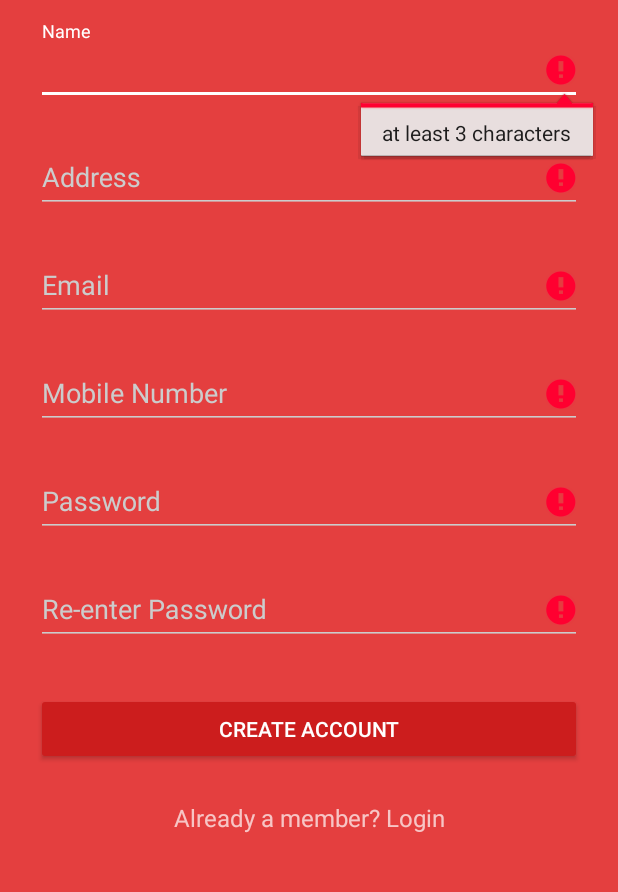
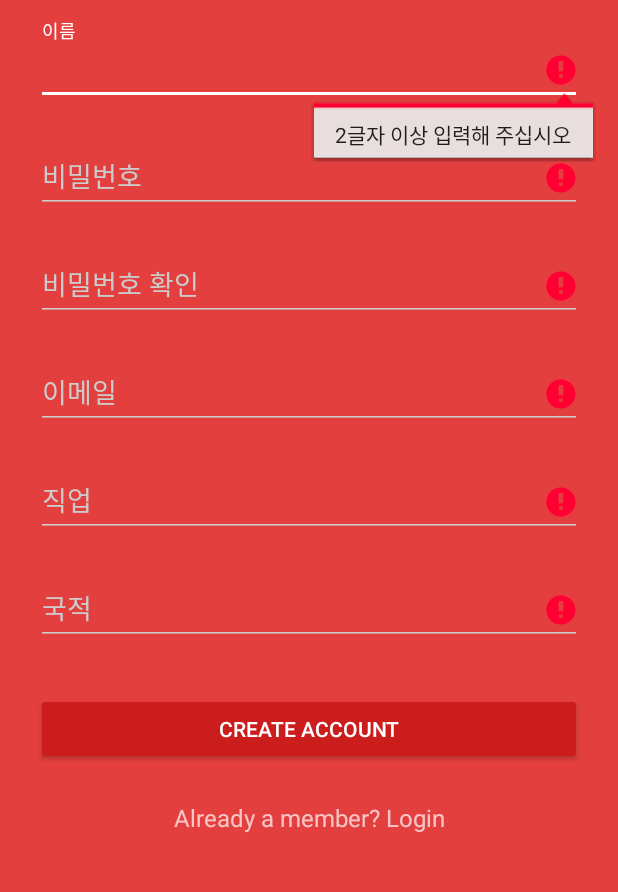
Before and after one commit to scadasystems/WAFT, an Android app: the SignupActivity screen opened directly, with no data from a screen before it, after a tap on "CREATE ACCOUNT", on a phone screen of 412 x 824 dp, the part 219-1111 px from its top. Run offline under Robolectric (Android 15) with nearby library versions, the light colour scheme and no system bars.

Commit message:
회원가입 레이아웃 변경 -> 영어=>한글

```diff
--- a/app/src/main/java/org/lulzm/waft/SignupActivity.java
+++ b/app/src/main/java/org/lulzm/waft/SignupActivity.java
@@ -15,11 +15,11 @@ import android.widget.Toast;
 public class SignupActivity extends AppCompatActivity {
     private static final String TAG = "SignupActivity";
     private android.widget.EditText edtname;
+    private android.widget.EditText edtpw;
+    private android.widget.EditText edtrepw;
+    private android.widget.EditText edtemail;
+    private android.widget.EditText edtjop;
     private android.widget.EditText edtaddress;
-    private android.widget.EditText edtemail;
-    private android.widget.EditText edtmobile;
-    private android.widget.EditText edtpassword;
-    private android.widget.EditText edtreEnterPassword;
     private android.support.v7.widget.AppCompatButton btnsignup;
     private android.widget.TextView tvlogin;
 
@@ -30,12 +30,12 @@ public class SignupActivity extends AppCompatActivity {
 
         this.tvlogin = (TextView) findViewById(R.id.tv_login);
         this.btnsignup = (AppCompatButton) findViewById(R.id.btn_signup);
-        this.edtreEnterPassword = (EditText) findViewById(R.id.edt_reEnterPassword);
-        this.edtpassword = (EditText) findViewById(R.id.edt_password);
-        this.edtmobile = (EditText) findViewById(R.id.edt_mobile);
+        this.edtname = (EditText) findViewById(R.id.edt_name);
+        this.edtpw = (EditText) findViewById(R.id.edt_pw);
+        this.edtrepw = (EditText) findViewById(R.id.edt_repw);
         this.edtemail = (EditText) findViewById(R.id.edt_email);
+        this.edtjop = (EditText) findViewById(R.id.edt_jop);
         this.edtaddress = (EditText) findViewById(R.id.edt_address);
-        this.edtname = (EditText) findViewById(R.id.edt_name);
 
         btnsignup.setOnClickListener(new View.OnClickListener() {
             @Override
@@ -73,11 +73,11 @@ public class SignupActivity extends AppCompatActivity {
         progressDialog.show();
 
         String name = edtname.getText().toString();
-        String address = edtaddress.getText().toString();
+        String pw = edtpw.getText().toString();
+        String repw = edtrepw.getText().toString();
         String email = edtemail.getText().toString();
-        String mobile = edtmobile.getText().toString();
-        String password = edtpassword.getText().toString();
-        String reEnterPassword = edtreEnterPassword.getText().toString();
+        String jop = edtjop.getText().toString();
+        String country = edtaddress.getText().toString();
 
         // TODO: Implement your own signup logic here.
 
@@ -109,54 +109,55 @@ public class SignupActivity extends AppCompatActivity {
         boolean valid = true;
 
         String name = edtname.getText().toString();
+        String pw = edtpw.getText().toString();
+        String repw = edtrepw.getText().toString();
+        String email = edtemail.getText().toString();
+        String jop = edtjop.getText().toString();
         String address = edtaddress.getText().toString();
-        String email = edtemail.getText().toString();
-        String mobile = edtmobile.getText().toString();
-        String password = edtpassword.getText().toString();
-        String reEnterPassword = edtreEnterPassword.getText().toString();
-
-        if (name.isEmpty() || name.length() < 3) {
-            edtname.setError("at least 3 characters");
+        //name
+        if (name.isEmpty() || name.length() < 2) {
+            edtname.setError("2글자 이상 입력해 주십시오");
             valid = false;
         } else {
             edtname.setError(null);
         }
-
+        //pw
+        if (pw.isEmpty() || pw.length() < 8 || pw.length() > 10) {
+            edtpw.setError("영숫자 8 ~ 10자 사이");
+            valid = false;
+        } else {
+            edtpw.setError(null);
+        }
+        //repw
+        if (repw.isEmpty() || repw.length() < 8 || repw.length() > 10 || !(repw.equals(jop))) {
+            edtrepw.setError("비밀번호가 맞지 않습니다");
+            valid = false;
+        } else {
+            edtrepw.setError(null);
+        }
+        //email
+        if (email.isEmpty() || !Patterns.EMAIL_ADDRESS.matcher(email).matches()) {
+            edtemail.setError("올바른 이메일 주소를 입력하십시오");
+            valid = false;
+        } else {
+            edtemail.setError(null);
+        }
+        // jop
+        if (jop.isEmpty() || jop.length() < 2) {
+            edtjop.setError("2글자 이상 입력해 주십시오");
+            valid = false;
+        } else {
+            edtjop.setError(null);
+        }
+        //Address
         if (address.isEmpty()) {
-            edtaddress.setError("Enter Valid Address");
+            edtaddress.setError("올바른 국적를 입력하십시오");
             valid = false;
         } else {
             edtaddress.setError(null);
         }
 
 
-        if (email.isEmpty() || !Patterns.EMAIL_ADDRESS.matcher(email).matches()) {
-            edtemail.setError("enter a valid email address");
-            valid = false;
-        } else {
-            edtemail.setError(null);
-        }
-
-        if (mobile.isEmpty() || mobile.length()!=10) {
-            edtmobile.setError("Enter Valid Mobile Number");
-            valid = false;
-        } else {
-            edtmobile.setError(null);
-        }
-
-        if (password.isEmpty() || password.length() < 4 || password.length() > 10) {
-            edtpassword.setError("between 4 and 10 alphanumeric characters");
-            valid = false;
-        } else {
-            edtpassword.setError(null);
-        }
-
-        if (reEnterPassword.isEmpty() || reEnterPassword.length() < 4 || reEnterPassword.length() > 10 || !(reEnterPassword.equals(password))) {
-            edtreEnterPassword.setError("Password Do not match");
-            valid = false;
-        } else {
-            edtreEnterPassword.setError(null);
-        }
 
         return valid;
     }
--- a/app/src/main/res/layout/activity_signup.xml
+++ b/app/src/main/res/layout/activity_signup.xml
@@ -31,7 +31,7 @@
                 android:layout_width="match_parent"
                 android:layout_height="wrap_content"
                 android:inputType="textPersonName"
-                      android:hint="Name" />
+                android:hint="이름"/>
         </android.support.design.widget.TextInputLayout>
 
         <!-- Address Label -->
@@ -40,11 +40,11 @@
             android:layout_height="wrap_content"
             android:layout_marginTop="8dp"
             android:layout_marginBottom="8dp">
-            <EditText android:id="@+id/edt_address"
+            <EditText android:id="@+id/edt_pw"
                 android:layout_width="match_parent"
                 android:layout_height="wrap_content"
-                      android:inputType="textPostalAddress"
-                      android:hint="Address" />
+                android:inputType="textPassword"
+                android:hint="비밀번호"/>
         </android.support.design.widget.TextInputLayout>
 
 
@@ -55,11 +55,11 @@
             android:layout_height="wrap_content"
             android:layout_marginTop="8dp"
             android:layout_marginBottom="8dp">
-            <EditText android:id="@+id/edt_email"
+            <EditText android:id="@+id/edt_repw"
                 android:layout_width="match_parent"
                 android:layout_height="wrap_content"
-                      android:inputType="textEmailAddress"
-                      android:hint="Email" />
+                android:inputType="textPassword"
+                android:hint="비밀번호 확인"/>
         </android.support.design.widget.TextInputLayout>
 
 
@@ -69,11 +69,11 @@
             android:layout_height="wrap_content"
             android:layout_marginTop="8dp"
             android:layout_marginBottom="8dp">
-            <EditText android:id="@+id/edt_mobile"
+            <EditText android:id="@+id/edt_email"
                 android:layout_width="match_parent"
                 android:layout_height="wrap_content"
-                      android:inputType="number"
-                      android:hint="Mobile Number" />
+                android:inputType="textEmailAddress"
+                android:hint="이메일"/>
         </android.support.design.widget.TextInputLayout>
 
         <!-- Password Label -->
@@ -82,11 +82,11 @@
             android:layout_height="wrap_content"
             android:layout_marginTop="8dp"
             android:layout_marginBottom="8dp">
-            <EditText android:id="@+id/edt_password"
+            <EditText android:id="@+id/edt_jop"
                 android:layout_width="match_parent"
                 android:layout_height="wrap_content"
-                      android:inputType="textPassword"
-                      android:hint="Password"/>
+                android:inputType="textPersonName"
+                android:hint="직업"/>
         </android.support.design.widget.TextInputLayout>
 
         <!-- Password Re-enter Label -->
@@ -95,11 +95,11 @@
             android:layout_height="wrap_content"
             android:layout_marginTop="8dp"
             android:layout_marginBottom="8dp">
-            <EditText android:id="@+id/edt_reEnterPassword"
+            <EditText android:id="@+id/edt_address"
                 android:layout_width="match_parent"
                 android:layout_height="wrap_content"
-                      android:inputType="textPassword"
-                      android:hint="Re-enter Password"/>
+                android:inputType="textPersonName"
+                android:hint="국적"/>
         </android.support.design.widget.TextInputLayout>
 
         <!-- Signup Button -->
--- a/app/src/main/res/layout/sliding_root_nav.xml
+++ b/app/src/main/res/layout/sliding_root_nav.xml
@@ -1,17 +1,20 @@
 <?xml version="1.0" encoding="utf-8"?>
-<android.support.constraint.ConstraintLayout xmlns:android = "http://schemas.android.com/apk/res/android"
-                                             xmlns:app = "http://schemas.android.com/apk/res-auto"
-                                             xmlns:tools = "http://schemas.android.com/tools"
-                                             android:layout_width = "match_parent"
-                                             android:layout_height = "match_parent">
+<android.support.constraint.ConstraintLayout xmlns:android="http://schemas.android.com/apk/res/android"
+    xmlns:app="http://schemas.android.com/apk/res-auto"
+    xmlns:tools="http://schemas.android.com/tools"
+    android:layout_width="match_parent"
+    android:layout_height="match_parent">
 
 
     <TextView
-            android:layout_width = "wrap_content"
-            android:layout_height = "wrap_content"
-            android:gravity = "center"
-            android:text = "메뉴\n레이아웃"
-            app:layout_constraintStart_toStartOf = "parent" app:layout_constraintHorizontal_bias = "0.209"
-            app:layout_constraintEnd_toEndOf = "parent" app:layout_constraintTop_toTopOf = "parent"
-            app:layout_constraintBottom_toBottomOf = "parent" android:textSize = "40dp" />
+        android:layout_width="wrap_content"
+        android:layout_height="wrap_content"
+        android:gravity="center"
+        android:text="메뉴\n레이아웃"
+        android:textSize="40dp"
+        app:layout_constraintBottom_toBottomOf="parent"
+        app:layout_constraintEnd_toEndOf="parent"
+        app:layout_constraintHorizontal_bias="0.209"
+        app:layout_constraintStart_toStartOf="parent"
+        app:layout_constraintTop_toTopOf="parent" />
 </android.support.constraint.ConstraintLayout>
```
Lines whose indentation alone changed are shown as unchanged.
